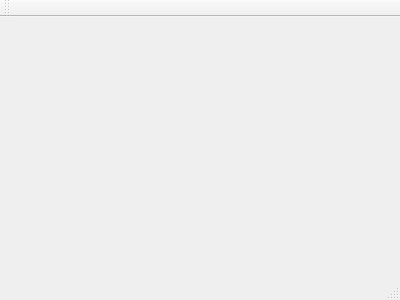
Old version of the form Qt/mainwindow.ui in the repository Yuya-003/Procon29.
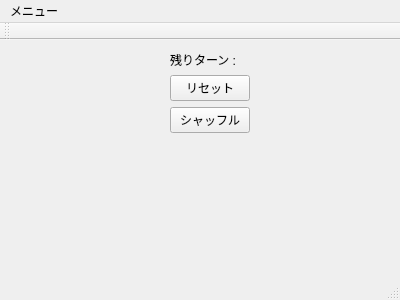
New version of the form.

Patch:
```diff
--- a/Qt/mainwindow.ui
+++ b/Qt/mainwindow.ui
@@ -12,13 +12,121 @@
   <property name="windowTitle" >
    <string>MainWindow</string>
   </property>
-  <widget class="QMenuBar" name="menuBar" />
-  <widget class="QToolBar" name="mainToolBar" />
-  <widget class="QWidget" name="centralWidget" />
-  <widget class="QStatusBar" name="statusBar" />
+  <widget class="QWidget" name="centralWidget">
+   <layout class="QHBoxLayout" name="horizontalLayout">
+    <item>
+     <layout class="QVBoxLayout" name="verticalLayout"/>
+    </item>
+    <item>
+     <spacer name="horizontalSpacer">
+      <property name="orientation">
+       <enum>Qt::Horizontal</enum>
+      </property>
+      <property name="sizeType">
+       <enum>QSizePolicy::Fixed</enum>
+      </property>
+      <property name="sizeHint" stdset="0">
+       <size>
+        <width>20</width>
+        <height>20</height>
+       </size>
+      </property>
+     </spacer>
+    </item>
+    <item>
+     <layout class="QVBoxLayout" name="verticalLayout_2">
+      <item>
+       <widget class="QLabel" name="label">
+        <property name="sizePolicy">
+         <sizepolicy hsizetype="Fixed" vsizetype="Preferred">
+          <horstretch>0</horstretch>
+          <verstretch>0</verstretch>
+         </sizepolicy>
+        </property>
+        <property name="text">
+         <string>残りターン : </string>
+        </property>
+       </widget>
+      </item>
+      <item>
+       <widget class="QPushButton" name="pushButton">
+        <property name="sizePolicy">
+         <sizepolicy hsizetype="Fixed" vsizetype="Fixed">
+          <horstretch>0</horstretch>
+          <verstretch>0</verstretch>
+         </sizepolicy>
+        </property>
+        <property name="cursor">
+         <cursorShape>ArrowCursor</cursorShape>
+        </property>
+        <property name="text">
+         <string>リセット</string>
+        </property>
+       </widget>
+      </item>
+      <item>
+       <widget class="QPushButton" name="pushButton_2">
+        <property name="sizePolicy">
+         <sizepolicy hsizetype="Fixed" vsizetype="Fixed">
+          <horstretch>0</horstretch>
+          <verstretch>0</verstretch>
+         </sizepolicy>
+        </property>
+        <property name="text">
+         <string>シャッフル</string>
+        </property>
+       </widget>
+      </item>
+      <item>
+       <spacer name="verticalSpacer">
+        <property name="orientation">
+         <enum>Qt::Vertical</enum>
+        </property>
+        <property name="sizeHint" stdset="0">
+         <size>
+          <width>20</width>
+          <height>40</height>
+         </size>
+        </property>
+       </spacer>
+      </item>
+     </layout>
+    </item>
+   </layout>
+  </widget>
+  <widget class="QMenuBar" name="menuBar">
+   <property name="geometry">
+    <rect>
+     <x>0</x>
+     <y>0</y>
+     <width>400</width>
+     <height>21</height>
+    </rect>
+   </property>
+   <widget class="QMenu" name="menu">
+    <property name="title">
+     <string>メニュー</string>
+    </property>
+    <addaction name="setting"/>
+   </widget>
+   <addaction name="menu"/>
+  </widget>
+  <widget class="QToolBar" name="mainToolBar">
+   <attribute name="toolBarArea">
+    <enum>TopToolBarArea</enum>
+   </attribute>
+   <attribute name="toolBarBreak">
+    <bool>false</bool>
+   </attribute>
+  </widget>
+  <widget class="QStatusBar" name="statusBar"/>
+  <action name="setting">
+   <property name="text">
+    <string>設定</string>
+   </property>
+  </action>
  </widget>
- <layoutDefault spacing="6" margin="11" />
- <pixmapfunction></pixmapfunction>
+ <layoutdefault spacing="6" margin="11"/>
  <resources/>
  <connections/>
 </ui>
```
Left out of the diff: 7 changed lines with no effect on the pictures.
